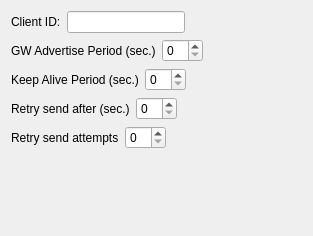
Before: the Qt Designer form cc_plugin/client_filter/ui/FilterConfigWidget.ui in commschamp/cc.mqttsn.libs, drawn with Qt 5.
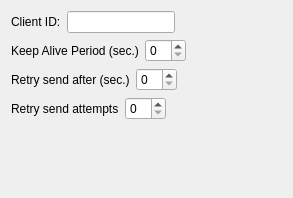
After: the same form once the commit is applied.

```diff
--- a/cc_plugin/client_filter/ui/FilterConfigWidget.ui
+++ b/cc_plugin/client_filter/ui/FilterConfigWidget.ui
@@ -6,8 +6,8 @@
    <rect>
     <x>0</x>
     <y>0</y>
-    <width>313</width>
-    <height>236</height>
+    <width>293</width>
+    <height>198</height>
    </rect>
   </property>
   <property name="windowTitle">
@@ -41,33 +41,6 @@
      </item>
     </layout>
    </item>
-   <item>
-    <layout class="QHBoxLayout" name="horizontalLayout_2">
-     <item>
-      <widget class="QLabel" name="label_2">
-       <property name="text">
-        <string>GW Advertise Period (sec.)</string>
-       </property>
-      </widget>
-     </item>
-     <item>
-      <widget class="QSpinBox" name="m_advertiseSpinBox"/>
-     </item>
-     <item>
-      <spacer name="horizontalSpacer_2">
-       <property name="orientation">
-        <enum>Qt::Horizontal</enum>
-       </property>
-       <property name="sizeHint" stdset="0">
-        <size>
-         <width>40</width>
-         <height>20</height>
-        </size>
-       </property>
-      </spacer>
-     </item>
-    </layout>
-   </item>
    <item>
     <layout class="QHBoxLayout" name="horizontalLayout_3">
      <item>
```
